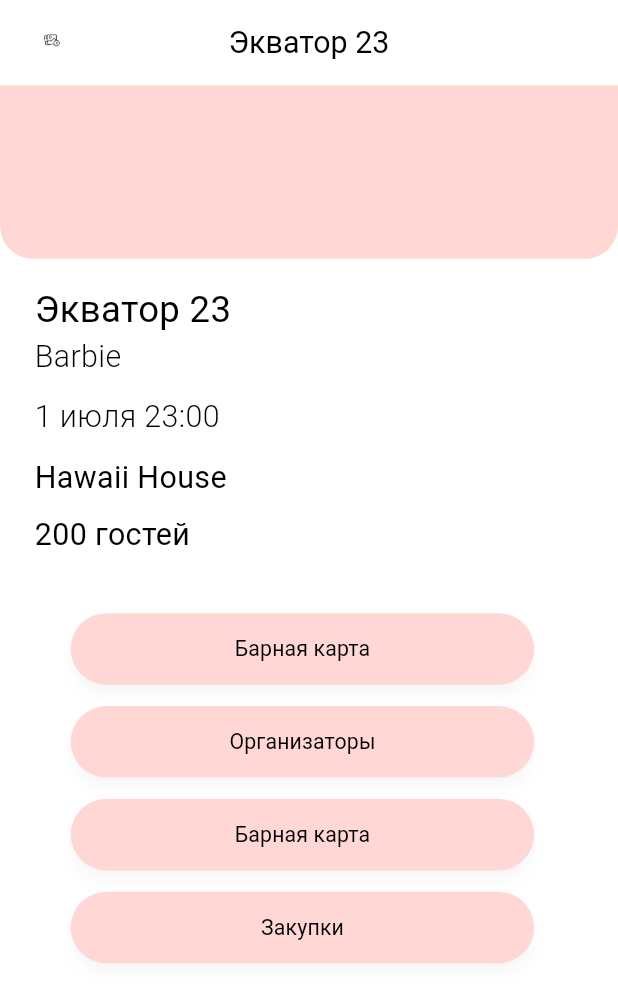
After one commit to nvsich/csevent, a Flutter app: the EventsScreen screen opened directly, after a tap on "Экватор 23", on a phone screen of 412 x 824 dp. The commit adds this screen. Shown: the top 1003 px of the screen. Run offline on Flutter 3.47's test engine with Material 3 defaults, Android fonts, the phone set to English and light mode, and no system bars; our stand-ins replace cached_network_image, flutter_svg, pin_code_fields; Roboto replaces fonts that are missing (Montserrat).

Commit message:
add EventDetailsScreen

```diff
--- a/lib/routes/route_generator.dart
+++ b/lib/routes/route_generator.dart
@@ -3,6 +3,7 @@ import 'package:csevent/screens/dashboard/profile/edit_profile_screen.dart';
 import 'package:csevent/screens/dashboard/profile/organizations_profile_screen.dart';
 import 'package:csevent/screens/dashboard/screens/dashboard.dart';
 import 'package:csevent/screens/dashboard/screens/events/add_new_event_screen.dart';
+import 'package:csevent/screens/dashboard/screens/events/event_details_screen.dart';
 import 'package:csevent/screens/dashboard/screens/products/add_product_screen.dart';
 import 'package:csevent/screens/dashboard/screens/products/filter_products_screen.dart';
 import 'package:csevent/screens/dashboard/screens/products/warehouses_with_product.dart';
@@ -30,6 +31,8 @@ class RouteGenerator {
   static const String addNewWarehouse = '/dashboard/warehouses/add-new';
 
   static const String addNewEvent = '/dashboard/events/add-new';
+
+  static const String eventDetails = '/dashboard/events/details';
 
   static const String addNewProduct = '/dashboard/products/add-new';
 
@@ -110,6 +113,10 @@ class RouteGenerator {
         return MaterialPageRoute(
             builder: (_) => WarehousesWithProduct(productId: args as String));
 
+      case eventDetails:
+        return MaterialPageRoute(
+            builder: (_) => EventDetailsScreen(eventId: args as String));
+
       default:
         return _errorRoute();
     }
--- /dev/null
+++ b/lib/screens/dashboard/screens/events/event_details_screen.dart
@@ -0,0 +1,160 @@
+import 'package:csevent/core/app_export.dart';
+import 'package:csevent/widgets/app_bar/appbar_leading_image.dart';
+import 'package:csevent/widgets/app_bar/appbar_title.dart';
+import 'package:csevent/widgets/app_bar/custom_app_bar_image.dart';
+import 'package:csevent/widgets/custom_elevated_button.dart';
+import 'package:flutter/material.dart';
+
+class EventDetailsScreen extends StatelessWidget {
+  const EventDetailsScreen({super.key, required this.eventId});
+
+  final String eventId;
+
+  @override
+  Widget build(BuildContext context) {
+    return Scaffold(
+      appBar: _buildAppBar(context, eventName: eventId),
+      body: SizedBox(
+        width: double.maxFinite,
+        child: Column(
+          crossAxisAlignment: CrossAxisAlignment.start,
+          children: [
+            Container(
+              height: 114.v,
+              width: double.maxFinite,
+              decoration: BoxDecoration(
+                color: appTheme.red10001,
+                borderRadius: BorderRadius.vertical(
+                  bottom: Radius.circular(20.h),
+                ),
+              ),
+            ),
+            SizedBox(height: 16.v),
+            Padding(
+              padding: EdgeInsets.only(left: 21.h),
+              child: Text(
+                eventId,
+                style: theme.textTheme.headlineSmall,
+              ),
+            ),
+            Padding(
+              padding: EdgeInsets.only(left: 21.h),
+              child: Text(
+                "Barbie",
+                style: CustomTextStyles.titleLargeLight,
+              ),
+            ),
+            SizedBox(height: 11.v),
+            Padding(
+              padding: EdgeInsets.only(left: 21.h),
+              child: Text(
+                "1 июля 23:00",
+                style: CustomTextStyles.titleLargeLight,
+              ),
+            ),
+            SizedBox(height: 11.v),
+            Padding(
+              padding: EdgeInsets.only(left: 21.h),
+              child: Text(
+                "Hawaii House",
+                style: CustomTextStyles.titleLargeRegular,
+              ),
+            ),
+            SizedBox(height: 9.v),
+            Padding(
+              padding: EdgeInsets.only(left: 21.h),
+              child: Text(
+                "200 гостей",
+                style: CustomTextStyles.titleLargeRegular,
+              ),
+            ),
+            SizedBox(height: 37.v),
+            _buildEditButton(context),
+            SizedBox(height: 14.v),
+            _buildOrganizatorsButton(context),
+            SizedBox(height: 14.v),
+            _buildBarCardButton(context),
+            SizedBox(height: 14.v),
+            _buildBuyingsButton(context),
+          ],
+        ),
+      ),
+    );
+  }
+
+  PreferredSizeWidget _buildAppBar(
+    BuildContext context, {
+    required String eventName,
+  }) {
+    return CustomAppBar(
+      leadingWidth: 45.h,
+      leading: AppbarLeadingImage(
+        onTap: () {
+          Navigator.of(context).pop();
+        },
+        imagePath: ImageConstant.imgNotFound,
+        margin: EdgeInsets.only(
+          left: 18.h,
+          top: 16.v,
+          bottom: 19.v,
+        ),
+      ),
+      centerTitle: true,
+      title: AppbarTitle(
+        text: eventName,
+      ),
+    );
+  }
+
+  Widget _buildEditButton(BuildContext context) {
+    return CustomElevatedButton(
+      text: "Барная карта",
+      margin: EdgeInsets.only(
+        left: 43.h,
+        right: 51.h,
+      ),
+      buttonStyle: CustomButtonStyles.outlineBlackTL23,
+      buttonTextStyle: CustomTextStyles.bodyMediumBlack900,
+      alignment: Alignment.center,
+    );
+  }
+
+  Widget _buildOrganizatorsButton(BuildContext context) {
+    return CustomElevatedButton(
+      text: "Организаторы",
+      margin: EdgeInsets.only(
+        left: 43.h,
+        right: 51.h,
+      ),
+      buttonStyle: CustomButtonStyles.outlineBlackTL23,
+      buttonTextStyle: CustomTextStyles.bodyMediumBlack900,
+      alignment: Alignment.center,
+    );
+  }
+
+  Widget _buildBarCardButton(BuildContext context) {
+    return CustomElevatedButton(
+      text: "Барная карта",
+      margin: EdgeInsets.only(
+        left: 43.h,
+        right: 51.h,
+      ),
+      buttonStyle: CustomButtonStyles.outlineBlackTL23,
+      buttonTextStyle: CustomTextStyles.bodyMediumBlack900,
+      alignment: Alignment.center,
+    );
+  }
+
+  Widget _buildBuyingsButton(BuildContext context) {
+    return CustomElevatedButton(
+      text: "Закупки",
+      margin: EdgeInsets.only(
+        left: 43.h,
+        right: 51.h,
+      ),
+      buttonStyle: CustomButtonStyles.outlineBlackTL23,
+      buttonTextStyle: CustomTextStyles.bodyMediumBlack900,
+      alignment: Alignment.center,
+    );
+  }
+}
--- a/lib/screens/dashboard/screens/events/events_screen.dart
+++ b/lib/screens/dashboard/screens/events/events_screen.dart
@@ -16,23 +16,43 @@ class EventsScreen extends StatelessWidget {
             padding: EdgeInsets.symmetric(vertical: 3.v),
             child: SingleChildScrollView(
               child: Column(children: [
-                _buildEventCardsListItemWidget(context),
+                _buildEventCardsListItemWidget(
+                  context,
+                  eventName: "Экватор 23",
+                  eventTheme: "Barbie",
+                  eventDate: "1 июля 23:00",
+                  eventPlace: "Hawaii House",
+                ),
                 SizedBox(
                   height: 18.v,
                 ),
-                _buildEventCardsListItemWidget(context),
+                _buildEventCardsListItemWidget(
+                  context,
+                  eventName: "Экватор 23",
+                  eventTheme: "Barbie",
+                  eventDate: "1 июля 23:00",
+                  eventPlace: "Hawaii House",
+                ),
                 SizedBox(
                   height: 18.v,
                 ),
-                _buildEventCardsListItemWidget(context),
+                _buildEventCardsListItemWidget(
+                  context,
+                  eventName: "Экватор 23",
+                  eventTheme: "Barbie",
+                  eventDate: "1 июля 23:00",
+                  eventPlace: "Hawaii House",
+                ),
                 SizedBox(
                   height: 18.v,
                 ),
-                _buildEventCardsListItemWidget(context),
-                SizedBox(
-                  height: 18.v,
+                _buildEventCardsListItemWidget(
+                  context,
+                  eventName: "Экватор 23",
+                  eventTheme: "Barbie",
+                  eventDate: "1 июля 23:00",
+                  eventPlace: "Hawaii House",
                 ),
-                _buildEventCardsListItemWidget(context),
                 SizedBox(
                   height: 18.v,
                 ),
@@ -57,8 +77,21 @@ class EventsScreen extends StatelessWidget {
     );
   }
 
-  Widget _buildEventCardsListItemWidget(context) {
-    return Container(
+  Widget _buildEventCardsListItemWidget(
+    context, {
+    required String eventName,
+    required String eventTheme,
+    required String eventDate,
+    required String eventPlace,
+  }) {
+    return GestureDetector(
+      onTap: () {
+        Navigator.of(context).pushNamed(
+          RouteGenerator.eventDetails,
+          arguments: eventName,
+        );
+      },
+      child: Container(
         width: MediaQuery.of(context).size.width - 45,
         padding: EdgeInsets.symmetric(
           horizontal: 62.h,
@@ -73,29 +106,30 @@ class EventsScreen extends StatelessWidget {
           mainAxisAlignment: MainAxisAlignment.center,
           children: [
             Text(
-            "Экватор 23",
+              eventName,
               style: CustomTextStyles.titleLargeRegular,
             ),
             Text(
-            "Barbie",
+              eventTheme,
               style: CustomTextStyles.bodyLargeLight,
             ),
             SizedBox(
               height: 11.v,
             ),
             Text(
-            "1 июля 23:00",
+              eventDate,
               style: theme.textTheme.bodyLarge,
             ),
             SizedBox(
               height: 7.v,
             ),
             Text(
-            "Hawaii House",
+              eventPlace,
               style: theme.textTheme.bodyLarge,
             ),
           ],
         ),
+      ),
     );
   }
 }
```
Lines whose indentation alone changed are shown as unchanged.
